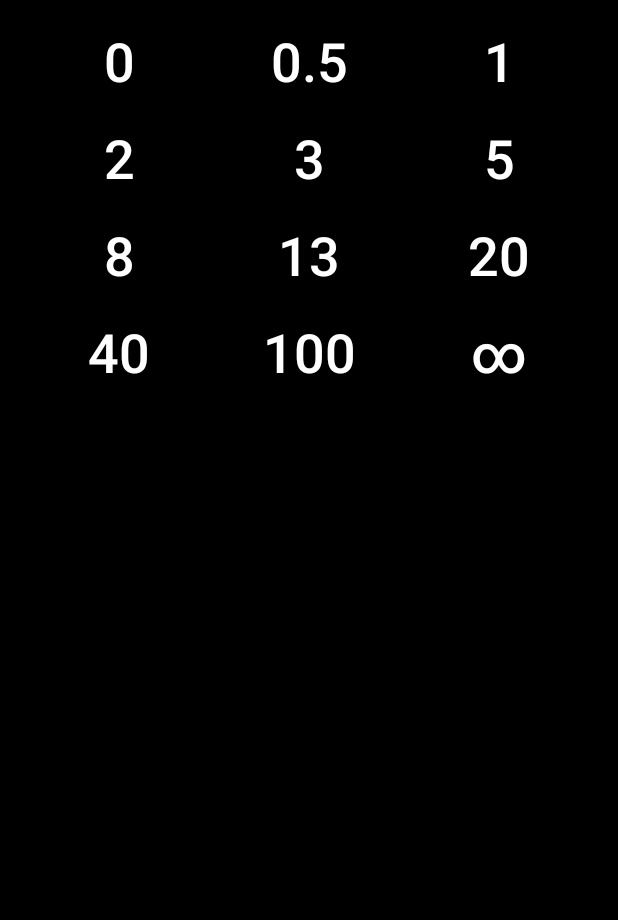
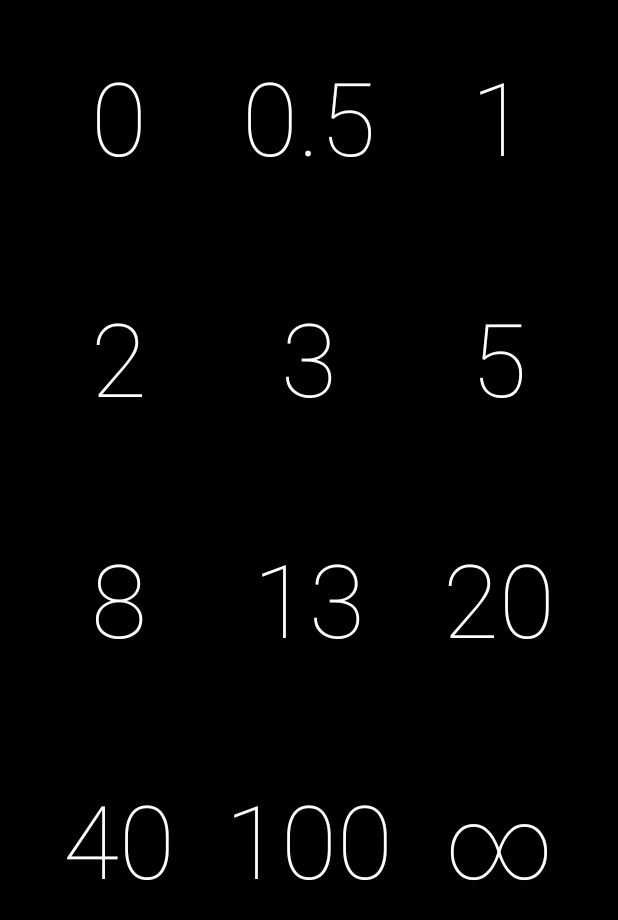
Before and after one commit to rbholanath/AMOLED-Scrum-Poker, an Android app: the screen it shows after launch (MainActivity), on a phone screen of 412 x 824 dp. Shown: the top 920 px of the screen. Run offline under Robolectric (Android 15) with nearby library versions, the phone set to English and light mode, and no system bars.

Commit message:
Change font (sizes)

```diff
--- a/app/src/main/res/layout/activity_main.xml
+++ b/app/src/main/res/layout/activity_main.xml
@@ -18,25 +18,27 @@
         android:layout_marginLeft="16dp"
         app:layout_constraintLeft_toLeftOf="parent"
         app:layout_constraintTop_toTopOf="parent"
-        android:layout_marginTop="16dp">
+        android:layout_marginTop="32dp">
 
         <Button
             android:layout_width="0dp"
             android:layout_height="wrap_content"
             android:layout_weight="1"
             android:background="?android:attr/selectableItemBackground"
-            android:textSize="36sp"
+            android:fontFamily="sans-serif-thin"
+            android:onClick="onButtonClick"
             android:text="0"
-            android:onClick="onButtonClick"
-            android:textColor="@android:color/white"/>
+            android:textColor="@android:color/white"
+            android:textSize="68sp"/>
 
         <Button
             android:layout_width="0dp"
             android:layout_height="wrap_content"
             android:layout_weight="1"
             android:background="?android:attr/selectableItemBackground"
+            android:fontFamily="sans-serif-thin"
             android:textColor="@android:color/white"
-            android:textSize="36sp"
+            android:textSize="68sp"
             android:onClick="onButtonClick"
             android:text="0.5"/>
 
@@ -45,8 +47,9 @@
             android:layout_height="wrap_content"
             android:layout_weight="1"
             android:background="?android:attr/selectableItemBackground"
+            android:fontFamily="sans-serif-thin"
             android:textColor="@android:color/white"
-            android:textSize="36sp"
+            android:textSize="68sp"
             android:onClick="onButtonClick"
             android:text="1"/>
 
@@ -57,7 +60,7 @@
         android:layout_height="wrap_content"
         android:orientation="horizontal"
         android:id="@+id/linearLayout2"
-        android:layout_marginTop="16dp"
+        android:layout_marginTop="70dp"
         app:layout_constraintTop_toBottomOf="@+id/linearLayout"
         android:layout_marginLeft="16dp"
         app:layout_constraintLeft_toLeftOf="parent"
@@ -69,8 +72,9 @@
             android:layout_height="wrap_content"
             android:layout_weight="1"
             android:background="?android:attr/selectableItemBackground"
+            android:fontFamily="sans-serif-thin"
             android:textColor="@android:color/white"
-            android:textSize="36sp"
+            android:textSize="68sp"
             android:onClick="onButtonClick"
             android:text="2"/>
 
@@ -79,8 +83,9 @@
             android:layout_height="wrap_content"
             android:layout_weight="1"
             android:background="?android:attr/selectableItemBackground"
+            android:fontFamily="sans-serif-thin"
             android:textColor="@android:color/white"
-            android:textSize="36sp"
+            android:textSize="68sp"
             android:onClick="onButtonClick"
             android:text="3"/>
 
@@ -89,8 +94,9 @@
             android:layout_height="wrap_content"
             android:layout_weight="1"
             android:background="?android:attr/selectableItemBackground"
+            android:fontFamily="sans-serif-thin"
             android:textColor="@android:color/white"
-            android:textSize="36sp"
+            android:textSize="68sp"
             android:onClick="onButtonClick"
             android:text="5"/>
     </LinearLayout>
@@ -100,8 +106,9 @@
         android:layout_height="wrap_content"
         android:orientation="horizontal"
         android:id="@+id/linearLayout3"
-        android:layout_marginTop="16dp"
+        android:layout_marginTop="70dp"
         app:layout_constraintTop_toBottomOf="@+id/linearLayout2"
+        android:fontFamily="sans-serif-thin"
         android:layout_marginLeft="16dp"
         app:layout_constraintLeft_toLeftOf="parent"
         android:layout_marginRight="16dp"
@@ -112,8 +119,9 @@
             android:layout_height="wrap_content"
             android:layout_weight="1"
             android:background="?android:attr/selectableItemBackground"
+            android:fontFamily="sans-serif-thin"
             android:textColor="@android:color/white"
-            android:textSize="36sp"
+            android:textSize="68sp"
             android:onClick="onButtonClick"
             android:text="8"/>
 
@@ -122,8 +130,9 @@
             android:layout_height="wrap_content"
             android:layout_weight="1"
             android:background="?android:attr/selectableItemBackground"
+            android:fontFamily="sans-serif-thin"
             android:textColor="@android:color/white"
-            android:textSize="36sp"
+            android:textSize="68sp"
             android:onClick="onButtonClick"
             android:text="13"/>
 
@@ -132,8 +141,9 @@
             android:layout_height="wrap_content"
             android:layout_weight="1"
             android:background="?android:attr/selectableItemBackground"
+            android:fontFamily="sans-serif-thin"
             android:textColor="@android:color/white"
-            android:textSize="36sp"
+            android:textSize="68sp"
             android:onClick="onButtonClick"
             android:text="20"/>
     </LinearLayout>
@@ -143,7 +153,7 @@
         android:layout_height="wrap_content"
         android:orientation="horizontal"
         android:id="@+id/linearLayout4"
-        android:layout_marginTop="16dp"
+        android:layout_marginTop="70dp"
         app:layout_constraintTop_toBottomOf="@+id/linearLayout3"
         android:layout_marginLeft="16dp"
         app:layout_constraintLeft_toLeftOf="parent"
@@ -155,8 +165,9 @@
             android:layout_height="wrap_content"
             android:layout_weight="1"
             android:background="?android:attr/selectableItemBackground"
+            android:fontFamily="sans-serif-thin"
             android:textColor="@android:color/white"
-            android:textSize="36sp"
+            android:textSize="68sp"
             android:onClick="onButtonClick"
             android:text="40"/>
 
@@ -165,8 +176,9 @@
             android:layout_height="wrap_content"
             android:layout_weight="1"
             android:background="?android:attr/selectableItemBackground"
+            android:fontFamily="sans-serif-thin"
             android:textColor="@android:color/white"
-            android:textSize="36sp"
+            android:textSize="68sp"
             android:onClick="onButtonClick"
             android:text="100"/>
 
@@ -175,8 +187,9 @@
             android:layout_height="wrap_content"
             android:layout_weight="1"
             android:background="?android:attr/selectableItemBackground"
+            android:fontFamily="sans-serif-thin"
             android:textColor="@android:color/white"
-            android:textSize="36sp"
+            android:textSize="68sp"
             android:onClick="onButtonClick"
             android:text="∞"/>
     </LinearLayout>
```
